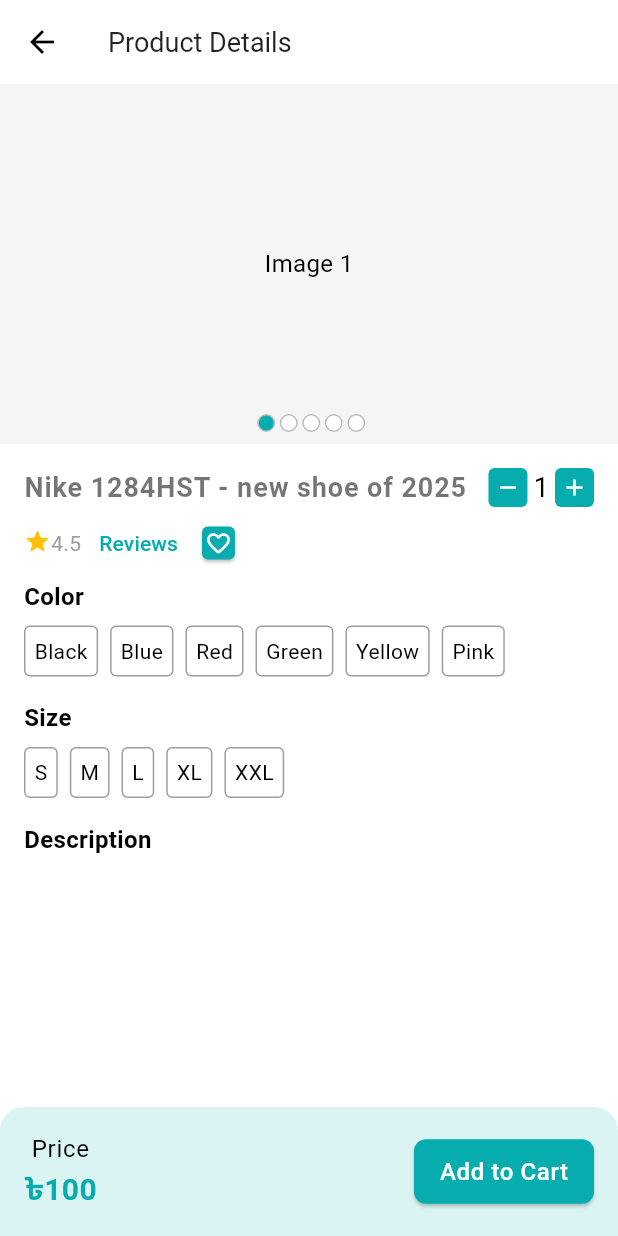
After one commit to santorasu/crafty_bay, a Flutter app: the screen it shows after launch, scrolled down 457 dp, after a tap on "Nike ER34ST - New model of 2025", on a phone screen of 412 x 824 dp. The commit adds this screen. Run offline on Flutter 3.47's test engine with Material 3 defaults, Android fonts, the phone set to English and light mode, and no system bars; drawn by our look-alikes of carousel_slider; our stand-ins replace email_validator, firebase_core, firebase_crashlytics, flutter_svg, get; accounts and stored records are empty.

Commit message:
Added Product details screen, color picker, inc dec button, product image slider, size picker UI

```diff
--- a/lib/app/app_routes.dart
+++ b/lib/app/app_routes.dart
@@ -1,6 +1,7 @@
 import 'package:crafty_bay/features/auth/ui/screens/login_screen.dart';
 import 'package:crafty_bay/features/auth/ui/screens/sign_up_screen.dart';
 import 'package:crafty_bay/features/common/ui/screens/main_bottom_nav_screen.dart';
+import 'package:crafty_bay/features/products/ui/screens/product_details_screen.dart';
 import 'package:crafty_bay/features/products/ui/screens/product_list_screen.dart';
 import 'package:crafty_bay/features/wishlist/ui/screens/wish_list_screen.dart';
 import 'package:flutter/material.dart';
@@ -22,6 +23,9 @@ class AppRoutes {
     } else if (settings.name == ProductListScreen.name) {
       final String category = settings.arguments as String;
       screenWidget = ProductListScreen(category: category);
+    } else if (settings.name == ProductDetailsScreen.name) {
+      final String productId = settings.arguments as String;
+      screenWidget = ProductDetailsScreen(productId: productId);
     }
     return MaterialPageRoute(builder: (context) => screenWidget);
   }
--- /dev/null
+++ b/lib/app/constants.dart
@@ -0,0 +1,3 @@
+class Constants {
+  static const String takaSign = '৳';
+}
--- a/lib/features/common/ui/widgets/product_card.dart
+++ b/lib/features/common/ui/widgets/product_card.dart
@@ -1,14 +1,24 @@
+import 'package:crafty_bay/features/products/ui/screens/product_details_screen.dart';
 import 'package:flutter/material.dart';
 
 import '../../../../app/app_colors.dart';
 import '../../../../app/asset_paths.dart';
+import '../../../../app/constants.dart';
 
 class ProductCard extends StatelessWidget {
   const ProductCard({super.key});
 
   @override
   Widget build(BuildContext context) {
-    return Container(
+    return GestureDetector(
+      onTap: () {
+        Navigator.pushNamed(
+          context,
+          ProductDetailsScreen.name,
+          arguments: '123',
+        );
+      },
+      child: Container(
         width: 140,
         margin: EdgeInsets.all(2),
         decoration: BoxDecoration(
@@ -57,7 +67,7 @@ class ProductCard extends StatelessWidget {
                     mainAxisAlignment: MainAxisAlignment.spaceBetween,
                     children: [
                       Text(
-                      '৳100',
+                        '${Constants.takaSign}100',
                         style: TextStyle(
                           fontSize: 12,
                           fontWeight: FontWeight.w600,
@@ -91,6 +101,7 @@ class ProductCard extends StatelessWidget {
             ),
           ],
         ),
+      ),
     );
   }
 }
--- /dev/null
+++ b/lib/features/products/ui/screens/product_details_screen.dart
@@ -0,0 +1,168 @@
+import 'package:crafty_bay/app/app_colors.dart';
+import 'package:crafty_bay/features/products/widgets/color_picker.dart';
+import 'package:crafty_bay/features/products/widgets/inc_dec_button.dart';
+import 'package:crafty_bay/features/products/widgets/product_image_slider.dart';
+import 'package:flutter/material.dart';
+
+import '../../../../app/constants.dart';
+
+class ProductDetailsScreen extends StatefulWidget {
+  const ProductDetailsScreen({super.key, required this.productId});
+
+  static const String name = '/product-details';
+  final String productId;
+
+  @override
+  State<ProductDetailsScreen> createState() => _ProductDetailsScreenState();
+}
+
+class _ProductDetailsScreenState extends State<ProductDetailsScreen> {
+  @override
+  Widget build(BuildContext context) {
+    return Scaffold(
+      appBar: AppBar(title: Text('Product Details')),
+      body: Column(
+        children: [
+          Expanded(
+            child: SingleChildScrollView(
+              child: Column(
+                children: [
+                  ProductImageSlider(),
+                  Padding(
+                    padding: const EdgeInsets.all(16),
+                    child: Column(
+                      crossAxisAlignment: CrossAxisAlignment.start,
+                      children: [
+                        Row(
+                          children: [
+                            Expanded(
+                              child: Text(
+                                'Nike 1284HST - new shoe of 2025',
+                                style: TextStyle(
+                                  fontSize: 18,
+                                  fontWeight: FontWeight.w700,
+                                  letterSpacing: 0.6,
+                                  color: Colors.black54,
+                                ),
+                              ),
+                            ),
+                            IncDecButton(onChanged: (int value) {}),
+                          ],
+                        ),
+
+                        Row(
+                          children: [
+                            Wrap(
+                              children: [
+                                Icon(Icons.star, color: Colors.amber, size: 18),
+                                Text(
+                                  '4.5',
+                                  style: TextStyle(color: Colors.grey),
+                                ),
+                              ],
+                            ),
+                            TextButton(
+                              onPressed: () {},
+                              child: Text('Reviews'),
+                            ),
+                            Card(
+                              color: AppColor.themeColor,
+                              shape: RoundedRectangleBorder(
+                                borderRadius: BorderRadius.circular(4),
+                              ),
+                              child: Padding(
+                                padding: const EdgeInsets.all(2),
+                                child: Icon(
+                                  Icons.favorite_outline_rounded,
+                                  size: 18,
+                                  color: Colors.white,
+                                ),
+                              ),
+                            ),
+                          ],
+                        ),
+
+                        Text(
+                          'Color',
+                          style: TextStyle(
+                            fontSize: 16,
+                            fontWeight: FontWeight.w600,
+                          ),
+                        ),
+                        SizedBox(height: 8),
+                        ColorPicker(
+                          colors: ['Black', 'Blue', 'Red', 'Green', 'Yellow', 'Pink'],
+                          onSelected: (String value) {},
+                        ),
+                        SizedBox(height: 16),
+
+                        Text(
+                          'Size',
+                          style: TextStyle(
+                            fontSize: 16,
+                            fontWeight: FontWeight.w600,
+                          ),
+                        ),
+                        SizedBox(height: 8),
+                        ColorPicker(
+                          colors: ['S', 'M', 'L', 'XL', 'XXL',],
+                          onSelected: (String value) {},
+                        ),
+                        SizedBox(height: 16),
+                        Text(
+                          'Description',
+                          style: TextStyle(
+                            fontSize: 16,
+                            fontWeight: FontWeight.w600,
+                          ),
+                        ),
+                        SizedBox(height: 8),
+                        Text('')
+                      ],
+                    ),
+                  ),
+                ],
+              ),
+            ),
+          ),
+          buildPriceAddToCartSection(),
+        ],
+      ),
+    );
+  }
+
+  Widget buildPriceAddToCartSection() {
+    return Container(
+      padding: EdgeInsets.all(16),
+      decoration: BoxDecoration(
+        color: AppColor.themeColor.withOpacity(0.15),
+        borderRadius: BorderRadius.only(
+          topLeft: Radius.circular(16),
+          topRight: Radius.circular(16),
+        ),
+      ),
+      child: Row(
+        mainAxisAlignment: MainAxisAlignment.spaceBetween,
+        children: [
+          Column(
+            children: [
+              Text('Price', style: Theme.of(context).textTheme.bodyLarge),
+              Text(
+                '${Constants.takaSign}100',
+                style: TextStyle(
+                  fontSize: 20,
+                  fontWeight: FontWeight.w700,
+                  color: AppColor.themeColor,
+                ),
+              ),
+            ],
+          ),
+          SizedBox(
+            width: 120,
+            child: ElevatedButton(onPressed: () {}, child: Text('Add to Cart')),
+          ),
+        ],
+      ),
+    );
+  }
+}
--- /dev/null
+++ b/lib/features/products/widgets/color_picker.dart
@@ -0,0 +1,46 @@
+import 'package:flutter/material.dart';
+
+import '../../../app/app_colors.dart';
+
+class ColorPicker extends StatefulWidget {
+  const ColorPicker({
+    super.key,
+    required this.colors,
+    required this.onSelected,
+  });
+
+  final List<String> colors;
+  final Function(String) onSelected;
+
+  @override
+  State<ColorPicker> createState() => _ColorPickerState();
+}
+
+class _ColorPickerState extends State<ColorPicker> {
+  String? _selectedColor;
+  @override
+  Widget build(BuildContext context) {
+    return Wrap(
+      children: [
+        for (String color in widget.colors)
+          GestureDetector(
+            onTap: () {
+              _selectedColor = color;
+              setState(() {});
+              widget.onSelected(_selectedColor!);
+            },
+            child: Container(
+              padding: EdgeInsets.all(6),
+              margin: EdgeInsets.only(right: 8),
+              decoration: BoxDecoration(
+                borderRadius: BorderRadius.circular(4),
+                border: Border.all(color: Colors.grey),
+                color: _selectedColor == color ? AppColor.themeColor : null,
+              ),
+              child: Text(color),
+            ),
+          ),
+      ],
+    );
+  }
+}
--- /dev/null
+++ b/lib/features/products/widgets/inc_dec_button.dart
@@ -0,0 +1,60 @@
+import 'package:crafty_bay/app/app_colors.dart';
+import 'package:flutter/material.dart';
+
+class IncDecButton extends StatefulWidget {
+  const IncDecButton({super.key, required this.onChanged});
+
+  final Function(int) onChanged;
+
+  @override
+  State<IncDecButton> createState() => _IncDecButtonState();
+}
+
+class _IncDecButtonState extends State<IncDecButton> {
+  int value = 1;
+  @override
+  Widget build(BuildContext context) {
+    return Row(
+      children: [
+        buildIconButton(
+          onTap: () {
+            if (value <= 1) return;
+              value--;
+            setState(() {});
+            widget.onChanged(value);
+          },
+          icon: Icons.remove,
+        ),
+        Padding(
+          padding: const EdgeInsets.symmetric(horizontal: 4),
+          child: Text('$value', style: TextStyle(fontSize: 18)),
+        ),
+        buildIconButton(
+          onTap: () {
+            if (value >= 20) return;
+            value++;
+            setState(() {});
+          },
+          icon: Icons.add,
+        ),
+      ],
+    );
+  }
+
+  Widget buildIconButton({
+    required VoidCallback onTap,
+    required IconData icon,
+  }) {
+    return GestureDetector(
+      onTap: onTap,
+      child: Container(
+        padding: EdgeInsets.all(4),
+        decoration: BoxDecoration(
+          color: AppColor.themeColor,
+          borderRadius: BorderRadius.circular(4),
+        ),
+        child: Icon(icon, size: 18, color: Colors.white),
+      ),
+    );
+  }
+}
--- /dev/null
+++ b/lib/features/products/widgets/product_image_slider.dart
@@ -0,0 +1,70 @@
+import 'package:carousel_slider/carousel_slider.dart';
+import 'package:crafty_bay/app/app_colors.dart';
+import 'package:flutter/material.dart';
+
+class ProductImageSlider extends StatefulWidget {
+  const ProductImageSlider({super.key});
+
+  @override
+  State<ProductImageSlider> createState() => _ProductImageSliderState();
+}
+
+class _ProductImageSliderState extends State<ProductImageSlider> {
+  ValueNotifier<int> _currentSlider = ValueNotifier(0);
+  @override
+  Widget build(BuildContext context) {
+    return Stack(
+      children: [
+        CarouselSlider(
+          options: CarouselOptions(
+            height: 240,
+            viewportFraction: 1,
+            onPageChanged: (int currentIndex, _) {
+              _currentSlider.value = currentIndex;
+            },
+          ),
+          items: [1, 2, 3, 4, 5].map((i) {
+            return Builder(
+              builder: (BuildContext context) {
+                return Container(
+                  width: MediaQuery.of(context).size.width,
+                  decoration: BoxDecoration(
+                    color: Colors.grey.shade100,
+                  ),
+                  alignment: Alignment.center,
+                  child: Text('Image $i', style: TextStyle(fontSize: 16.0)),
+                );
+              },
+            );
+          }).toList(),
+        ),
+        Positioned(
+          bottom: 8,
+          left: 0,
+          right: 0,
+          child: ValueListenableBuilder(
+            valueListenable: _currentSlider,
+            builder: (context, index, _) {
+              return Row(
+                mainAxisAlignment: MainAxisAlignment.center,
+                children: [
+                  for (int i = 0; i < 5; i++)
+                    Container(
+                      width: 12,
+                      height: 12,
+                      margin: EdgeInsets.only(left: 3),
+                      decoration: BoxDecoration(
+                        border: Border.all(color: Colors.grey.shade400, width: 1),
+                        borderRadius: BorderRadius.circular(8),
+                        color: index == i ? AppColor.themeColor : Colors.white,
+                      ),
+                    ),
+                ],
+              );
+            },
+          ),
+        ),
+      ],
+    );
+  }
+}
--- /dev/null
+++ b/lib/features/products/widgets/size_picker.dart
@@ -0,0 +1,46 @@
+import 'package:flutter/material.dart';
+
+import '../../../app/app_colors.dart';
+
+class SizePicker extends StatefulWidget {
+  const SizePicker({
+    super.key,
+    required this.sizes,
+    required this.onSelected,
+  });
+
+  final List<String> sizes;
+  final Function(String) onSelected;
+
+  @override
+  State<SizePicker> createState() => _SizePickerState();
+}
+
+class _SizePickerState extends State<SizePicker> {
+  String? _selectedSize;
+  @override
+  Widget build(BuildContext context) {
+    return Wrap(
+      children: [
+        for (String size in widget.sizes)
+          GestureDetector(
+            onTap: () {
+              _selectedSize = size;
+              setState(() {});
+              widget.onSelected(_selectedSize!);
+            },
+            child: Container(
+              padding: EdgeInsets.all(6),
+              margin: EdgeInsets.only(right: 8),
+              decoration: BoxDecoration(
+                borderRadius: BorderRadius.circular(4),
+                border: Border.all(color: Colors.grey),
+                color: _selectedSize == size ? AppColor.themeColor : null,
+              ),
+              child: Text(size),
+            ),
+          ),
+      ],
+    );
+  }
+}
```
Lines whose indentation alone changed are shown as unchanged.
